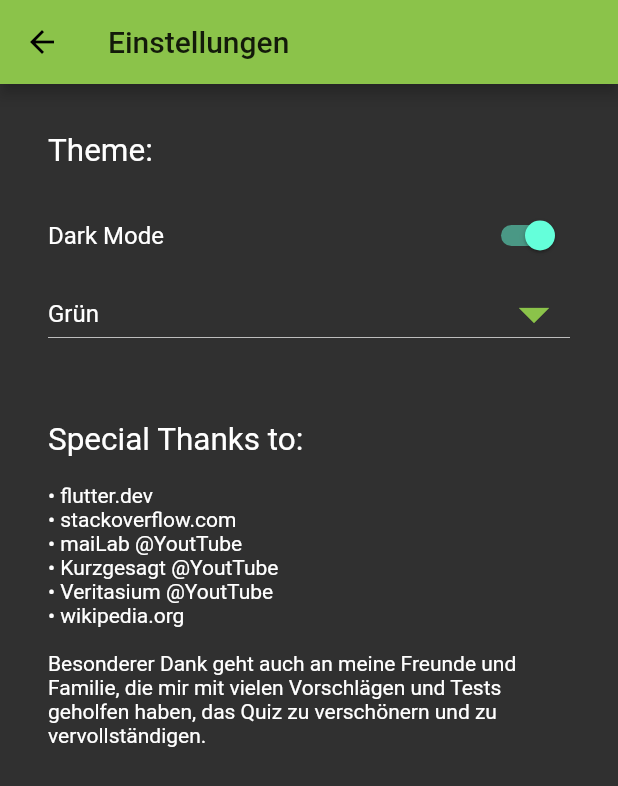
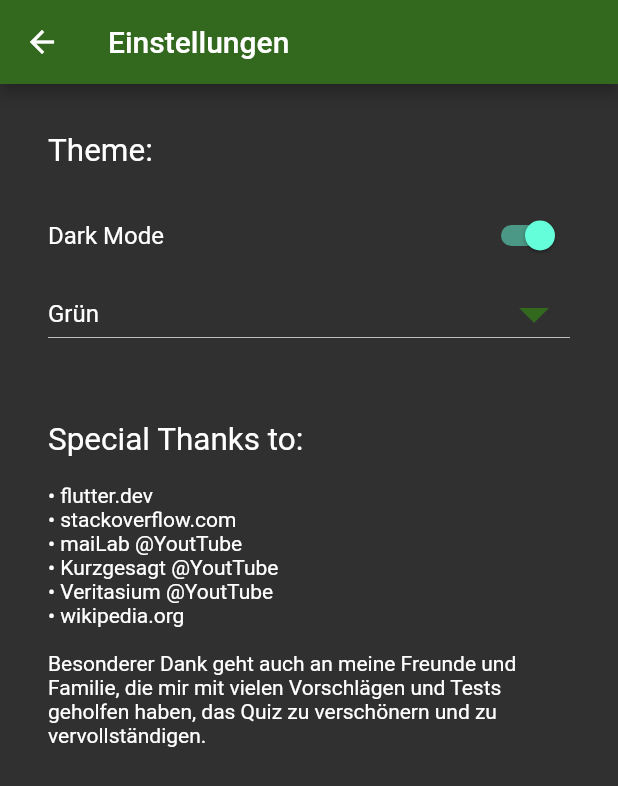
Before and after one commit to Davomat/Qwiz, a Flutter app: the SettingsPage screen opened by its route, after a tap on "Dark Mode", on a phone screen of 412 x 824 dp. Shown: the top 786 px of the screen. Run offline on Flutter 3.47's test engine with Material 2 defaults, Android fonts, the phone set to English and light mode, and no system bars.

Commit message:
added dark mode color swapping

```diff
--- a/lib/settings.dart
+++ b/lib/settings.dart
@@ -35,7 +35,7 @@ class _SettingsPageState extends State<SettingsPage> {
                   onChanged:(value){
                     notifier.toggleTheme();
                   } ,
-                  value: notifier.darkTheme,
+                  value: notifier.darkMode,
                 ),
               ),
               Consumer<ThemeNotifier>(
@@ -45,7 +45,7 @@ class _SettingsPageState extends State<SettingsPage> {
                   iconEnabledColor: Theme.of(context).primaryColor,
                   iconDisabledColor: Theme.of(context).primaryColor,
                   value: notifier.themeColor,
-                  items: ColorHandler.getAllColors()
+                  items: ColorHandler.getAllThemeColors()
                     .map<DropdownMenuItem<ThemeColor>>((ThemeColor value) {
                     return DropdownMenuItem(
                       value: value,
--- a/lib/theme_color.dart
+++ b/lib/theme_color.dart
@@ -1,24 +1,54 @@
 import 'package:flutter/material.dart';
 
 enum ThemeColor {
+  brown,
+  violet,
+  purple,
+  indigo,
+  blue,
+  cyan,
+  teal,
+  green,
+  lime,
+  yellow,
   amber,
-  blue,
-  brown,
-  cyan,
-  green,
-  indigo,
-  lime,
   orange,
+  red,
   pink,
-  purple,
-  red,
-  teal,
-  violet,
-  yellow,
 }
 
 class ColorHandler {
-  static List<ThemeColor> getAllColors() {
+  static final myBrownLight  = Colors.brown.shade200;
+  static final myVioletLight = Colors.purple.shade200;
+  static final myPurpleLight = Colors.deepPurple.shade200;
+  static final myIndigoLight = Colors.indigo.shade200;
+  static final myBlueLight   = Colors.lightBlue.shade400;
+  static final myCyanLight   = Colors.cyan.shade400;
+  static final myTealLight   = Colors.teal.shade300;
+  static final myGreenLight  = Colors.lightGreen.shade500;
+  static final myLimeLight   = Colors.lime.shade500;
+  static final myYellowLight = Colors.yellow.shade600;
+  static final myAmberLight  = Colors.amber.shade500;
+  static final myOrangeLight = Colors.orange.shade400;
+  static final myRedLight    = Color.fromARGB(0xff, 0xff, 0x6f, 0x6f);
+  static final myPinkLight   = Color.fromARGB(0xff, 0xf8, 0x73, 0xa0);
+
+  static final myBrownDark   = Colors.brown.shade600;
+  static final myVioletDark  = Colors.purple.shade600;
+  static final myPurpleDark  = Colors.deepPurple.shade600;
+  static final myIndigoDark  = Colors.indigo.shade600;
+  static final myBlueDark    = Colors.lightBlue.shade800;
+  static final myCyanDark    = Colors.cyan.shade800;
+  static final myTealDark    = Colors.teal.shade700;
+  static final myGreenDark   = Colors.lightGreen.shade900;
+  static final myLimeDark    = Colors.lime.shade900;
+  static final myYellowDark  = Color.fromARGB(0xff, 0xa8, 0x90, 0x00);
+  static final myAmberDark   = Color.fromARGB(0xff, 0xc1, 0x8d, 0x00);
+  static final myOrangeDark  = Colors.orange.shade800;
+  static final myRedDark     = Colors.red.shade600;
+  static final myPinkDark    = Colors.pink.shade600;
+
+  static List<ThemeColor> getAllThemeColors() {
     return <ThemeColor>[
       ThemeColor.brown,
       ThemeColor.violet,
@@ -39,61 +69,83 @@ class ColorHandler {
 
   static String stringOf(ThemeColor colorIN) {
     switch (colorIN) {
+      case ThemeColor.brown:  return 'Braun';
+      case ThemeColor.violet: return 'Lila';
+      case ThemeColor.purple: return 'Violett';
+      case ThemeColor.indigo: return 'Indigo';
+      case ThemeColor.blue:   return 'Blau';
+      case ThemeColor.cyan:   return 'Cyan';
+      case ThemeColor.teal:   return 'Türkis';
+      case ThemeColor.green:  return 'Grün';
+      case ThemeColor.lime:   return 'Lime';
+      case ThemeColor.yellow: return 'Gelb';
       case ThemeColor.amber:  return 'Bernstein';
-      case ThemeColor.blue:   return 'Blau';
-      case ThemeColor.brown:  return 'Braun';
-      case ThemeColor.cyan:   return 'Cyan';
-      case ThemeColor.green:  return 'Grün';
-      case ThemeColor.indigo: return 'Indigo';
-      case ThemeColor.lime:   return 'Lime';
       case ThemeColor.orange: return 'Orange';
+      case ThemeColor.red:    return 'Rot';
       case ThemeColor.pink:   return 'Pink';
-      case ThemeColor.purple: return 'Violett';
-      case ThemeColor.red:    return 'Rot';
-      case ThemeColor.teal:   return 'Türkis';
-      case ThemeColor.violet: return 'Lila';
-      case ThemeColor.yellow: return 'Gelb';
       default:                return '';
     }
   }
 
-  static Color colorOf(ThemeColor colorIN) {
-    switch (colorIN) {
-      case ThemeColor.amber:  return Colors.amber;
-      case ThemeColor.blue:   return Colors.lightBlue;
-      case ThemeColor.brown:  return Colors.brown;
-      case ThemeColor.cyan:   return Colors.cyan;
-      case ThemeColor.green:  return Colors.lightGreen;
-      case ThemeColor.indigo: return Colors.indigo;
-      case ThemeColor.lime:   return Colors.lime;
-      case ThemeColor.orange: return Colors.orange;
-      case ThemeColor.pink:   return Colors.pink;
-      case ThemeColor.purple: return Colors.deepPurple;
-      case ThemeColor.red:    return Colors.red;
-      case ThemeColor.teal:   return Colors.teal;
-      case ThemeColor.violet: return Colors.purple;
-      case ThemeColor.yellow: return Colors.yellow;
-      default:                return Colors.orange;
+  static MaterialColor colorOf(ThemeColor colorIN, bool darkMode) {
+    if (!darkMode) {
+      switch (colorIN) {
+        case ThemeColor.brown:  return getMaterialColor(myBrownLight);
+        case ThemeColor.violet: return getMaterialColor(myVioletLight);
+        case ThemeColor.purple: return getMaterialColor(myPurpleLight);
+        case ThemeColor.indigo: return getMaterialColor(myIndigoLight);
+        case ThemeColor.blue:   return getMaterialColor(myBlueLight);
+        case ThemeColor.cyan:   return getMaterialColor(myCyanLight);
+        case ThemeColor.teal:   return getMaterialColor(myTealLight);
+        case ThemeColor.green:  return getMaterialColor(myGreenLight);
+        case ThemeColor.lime:   return getMaterialColor(myLimeLight);
+        case ThemeColor.yellow: return getMaterialColor(myYellowLight);
+        case ThemeColor.amber:  return getMaterialColor(myAmberLight);
+        case ThemeColor.orange: return getMaterialColor(myOrangeLight);
+        case ThemeColor.red:    return getMaterialColor(myRedLight);
+        case ThemeColor.pink:   return getMaterialColor(myPinkLight);
+      }
+    }
+    else {
+      switch (colorIN) {
+        case ThemeColor.brown:  return getMaterialColor(myBrownDark);
+        case ThemeColor.violet: return getMaterialColor(myVioletDark);
+        case ThemeColor.purple: return getMaterialColor(myPurpleDark);
+        case ThemeColor.indigo: return getMaterialColor(myIndigoDark);
+        case ThemeColor.blue:   return getMaterialColor(myBlueDark);
+        case ThemeColor.cyan:   return getMaterialColor(myCyanDark);
+        case ThemeColor.teal:   return getMaterialColor(myTealDark);
+        case ThemeColor.green:  return getMaterialColor(myGreenDark);
+        case ThemeColor.lime:   return getMaterialColor(myLimeDark);
+        case ThemeColor.yellow: return getMaterialColor(myYellowDark);
+        case ThemeColor.amber:  return getMaterialColor(myAmberDark);
+        case ThemeColor.orange: return getMaterialColor(myOrangeDark);
+        case ThemeColor.red:    return getMaterialColor(myRedDark);
+        case ThemeColor.pink:   return getMaterialColor(myPinkDark);
+      }
     }
   }
 
-  static MaterialColor materialColorOf(ThemeColor colorIN) {
-    switch (colorIN) {
-      case ThemeColor.amber:  return Colors.amber;
-      case ThemeColor.blue:   return Colors.lightBlue;
-      case ThemeColor.brown:  return Colors.brown;
-      case ThemeColor.cyan:   return Colors.cyan;
-      case ThemeColor.green:  return Colors.lightGreen;
-      case ThemeColor.indigo: return Colors.indigo;
-      case ThemeColor.lime:   return Colors.lime;
-      case ThemeColor.orange: return Colors.orange;
-      case ThemeColor.pink:   return Colors.pink;
-      case ThemeColor.purple: return Colors.deepPurple;
-      case ThemeColor.red:    return Colors.red;
-      case ThemeColor.teal:   return Colors.teal;
-      case ThemeColor.violet: return Colors.purple;
-      case ThemeColor.yellow: return Colors.yellow;
-      default:                return Colors.grey;
-    }
+  static MaterialColor getMaterialColor(Color color) {
+    return MaterialColor(_getIntFromColor(color), _getMapFromColor(color));
+  }
+
+  static int _getIntFromColor(Color color) {
+    return 256*256*256*255 + 256*256*color.red + 256*color.green + color.blue;
+  }
+
+  static Map<int, Color> _getMapFromColor (Color color){
+    return {
+      50: color,
+      100: color,
+      200: color,
+      300: color,
+      400: color,
+      500: color,
+      600: color,
+      700: color,
+      800: color,
+      900: color,
+    };
   }
 }
--- a/lib/theme_notifier.dart
+++ b/lib/theme_notifier.dart
@@ -5,23 +5,21 @@ import 'theme_color.dart';
 
 class ThemeNotifier extends ChangeNotifier {
   final key = "theme";
-  bool _darkTheme = false;
+  bool _darkMode = false;
   ThemeColor _themeColor = ThemeColor.green;
 
   ThemeNotifier();
 
-  bool get darkTheme => _darkTheme;
+  bool get darkMode => _darkMode;
   ThemeColor get themeColor => _themeColor;
 
-  bool toggleTheme(){
-    _darkTheme = !_darkTheme;
+  toggleTheme(){
+    _darkMode = !_darkMode;
     notifyListeners();
-    return _darkTheme;
   }
 
-  ThemeColor changeColor(ThemeColor newColor){
+  changeColor(ThemeColor newColor){
     _themeColor = newColor;
     notifyListeners();
-    return _themeColor;
   }
 }
--- a/lib/title_screen.dart
+++ b/lib/title_screen.dart
@@ -21,9 +21,9 @@ class TitleScreenRoot extends StatelessWidget {
           return MaterialApp(
             title: 'Qwiz',
             theme: ThemeData(
-              brightness: notifier.darkTheme ? Brightness.dark : Brightness.light,
-              primarySwatch: ColorHandler.materialColorOf(notifier.themeColor),
-              primaryColor: ColorHandler.colorOf(notifier.themeColor),
+              brightness: notifier.darkMode ? Brightness.dark : Brightness.light,
+              primarySwatch: ColorHandler.colorOf(notifier.themeColor, notifier.darkMode),
+              primaryColor: ColorHandler.colorOf(notifier.themeColor, notifier.darkMode),
               pageTransitionsTheme: PageTransitionsTheme(builders: {
                 TargetPlatform.iOS: FadeTransitionBuilder(),
                 TargetPlatform.android: FadeTransitionBuilder(),
```
